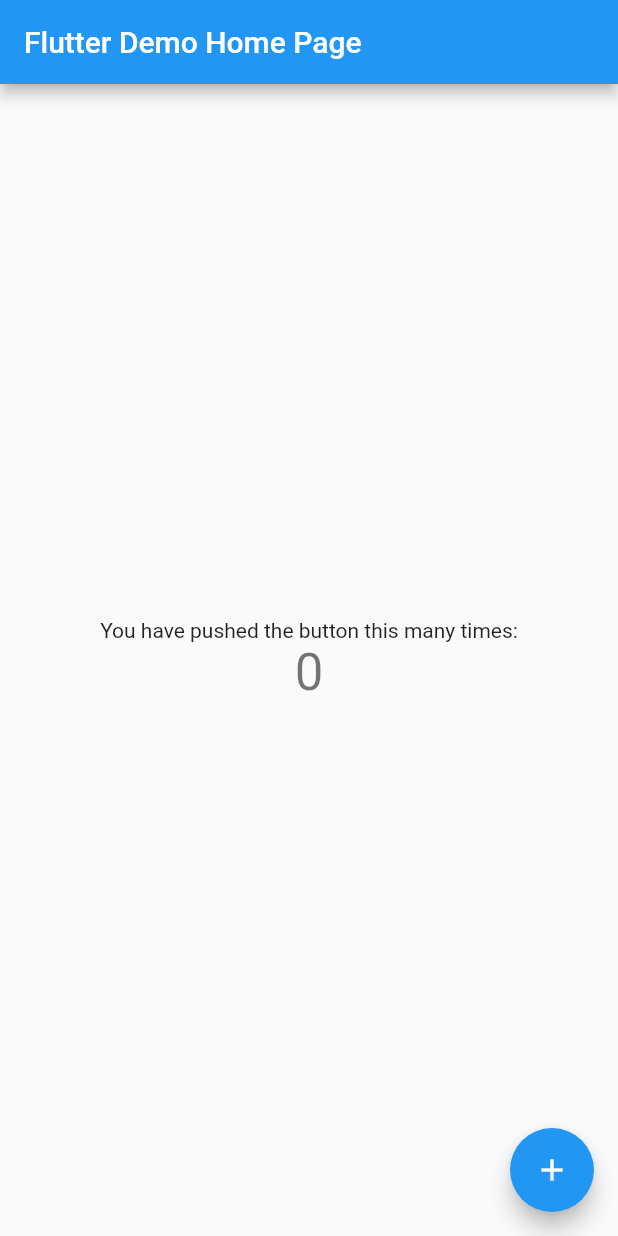
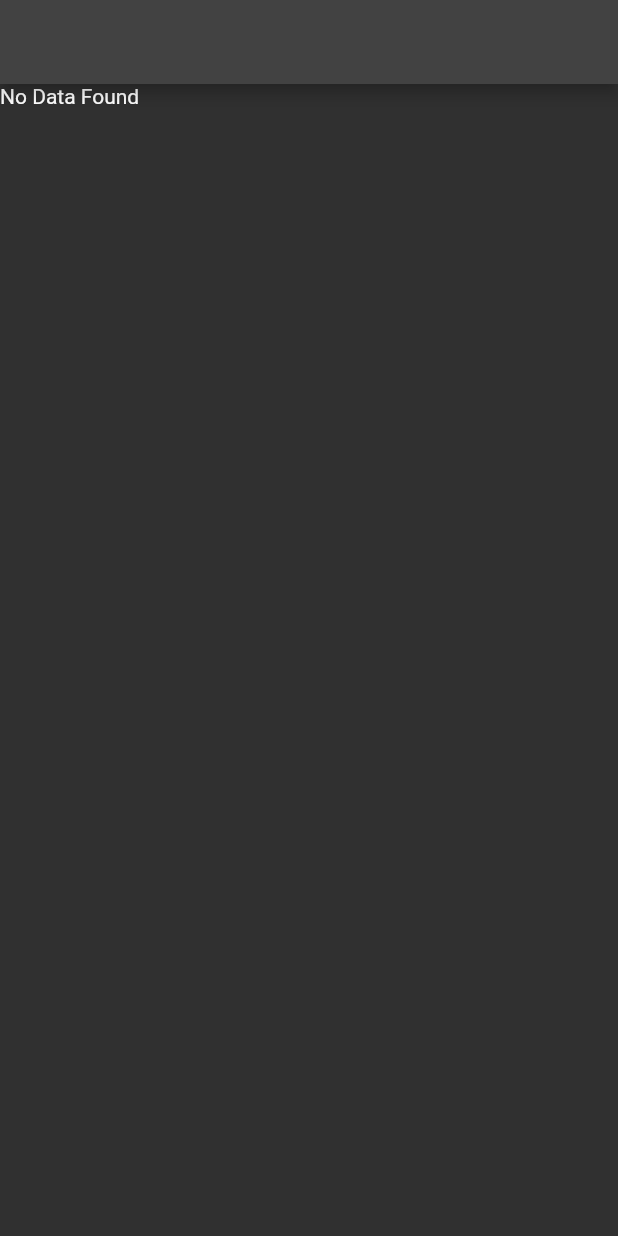
Before and after one commit to SMCCZ/i_health, a Flutter app: the screen it shows after launch, on a phone screen of 412 x 824 dp. Run offline on Flutter 3.47's test engine with Material 2 defaults, Android fonts, the phone set to English and light mode, and no system bars; our stand-ins replace firebase_core; missing offline and left inert: vital_core, vital_health; accounts and stored records are empty.

```diff
--- /dev/null
+++ b/lib/config.dart
@@ -0,0 +1 @@
+var tryVitalapiKey = "sk_us_n3vnqvUapcQ75NK86Ejn9QspN0LNcMGBsvtjywjmy6I";
--- /dev/null
+++ b/lib/initlizer.dart
@@ -0,0 +1,13 @@
+import 'package:firebase_core/firebase_core.dart';
+import 'package:flutter/material.dart';
+
+import 'firebase_options.dart';
+
+class Initilizer {
+  static Future initFirebase() async {
+    WidgetsFlutterBinding.ensureInitialized();
+    await Firebase.initializeApp(
+      options: DefaultFirebaseOptions.currentPlatform,
+    );
+  }
+}
--- a/lib/main.dart
+++ b/lib/main.dart
@@ -1,118 +1,20 @@
 import 'package:flutter/material.dart';
+import 'package:i_health/initlizer.dart';
+import 'package:i_health/views/home_screen.dart';
 
-void main() {
+void main() async {
+  await Initilizer.initFirebase();
   runApp(const MyApp());
 }
 
 class MyApp extends StatelessWidget {
   const MyApp({super.key});
-
-  // This widget is the root of your application.
   @override
   Widget build(BuildContext context) {
     return MaterialApp(
-      title: 'Flutter Demo',
-      theme: ThemeData(
-        // This is the theme of your application.
-        //
-        // Try running your application with "flutter run". You'll see the
-        // application has a blue toolbar. Then, without quitting the app, try
-        // changing the primarySwatch below to Colors.green and then invoke
-        // "hot reload" (press "r" in the console where you ran "flutter run",
-        // or simply save your changes to "hot reload" in a Flutter IDE).
-        // Notice that the counter didn't reset back to zero; the application
-        // is not restarted.
-        primarySwatch: Colors.blue,
-      ),
-      home: const MyHomePage(title: 'Flutter Demo Home Page'),
+      title: 'iHealth',
+      theme: ThemeData.dark(),
+      home: const HomeScreen(),
     );
   }
 }
-
-class MyHomePage extends StatefulWidget {
-  const MyHomePage({
-    super.key,
-    required this.title,
-  });
-
-  // This widget is the home page of your application. It is stateful, meaning
-  // that it has a State object (defined below) that contains fields that affect
-  // how it looks.
-
-  // This class is the configuration for the state. It holds the values (in this
-  // case the title) provided by the parent (in this case the App widget) and
-  // used by the build method of the State. Fields in a Widget subclass are
-  // always marked "final".
-
-  final String title;
-
-  @override
-  State<MyHomePage> createState() => _MyHomePageState();
-}
-
-class _MyHomePageState extends State<MyHomePage> {
-  int _counter = 0;
-
-  void _incrementCounter() {
-    setState(() {
-      // This call to setState tells the Flutter framework that something has
-      // changed in this State, which causes it to rerun the build method below
-      // so that the display can reflect the updated values. If we changed
-      // _counter without calling setState(), then the build method would not be
-      // called again, and so nothing would appear to happen.
-      _counter++;
-    });
-  }
-
-  @override
-  Widget build(BuildContext context) {
-    // This method is rerun every time setState is called, for instance as done
-    // by the _incrementCounter method above.
-    //
-    // The Flutter framework has been optimized to make rerunning build methods
-    // fast, so that you can just rebuild anything that needs updating rather
-    // than having to individually change instances of widgets.
-    return Scaffold(
-      appBar: AppBar(
-        // Here we take the value from the MyHomePage object that was created by
-        // the App.build method, and use it to set our appbar title.
-        title: Text(widget.title),
-      ),
-      body: Center(
-        // Center is a layout widget. It takes a single child and positions it
-        // in the middle of the parent.
-        child: Column(
-          // Column is also a layout widget. It takes a list of children and
-          // arranges them vertically. By default, it sizes itself to fit its
-          // children horizontally, and tries to be as tall as its parent.
-          //
-          // Invoke "debug painting" (press "p" in the console, choose the
-          // "Toggle Debug Paint" action from the Flutter Inspector in Android
-          // Studio, or the "Toggle Debug Paint" command in Visual Studio Code)
-          // to see the wireframe for each widget.
-          //
-          // Column has various properties to control how it sizes itself and
-          // how it positions its children. Here we use mainAxisAlignment to
-          // center the children vertically; the main axis here is the vertical
-          // axis because Columns are vertical (the cross axis would be
-          // horizontal).
-          mainAxisAlignment: MainAxisAlignment.center,
-          children: <Widget>[
-            const Text(
-              'You have pushed the button this many times:',
-            ),
-            Text(
-              '$_counter',
-              style: Theme.of(context).textTheme.headlineMedium,
-            ),
-          ],
-        ),
-      ),
-      floatingActionButton: FloatingActionButton(
-        onPressed: _incrementCounter,
-        tooltip: 'Increment',
-        child: const Icon(Icons.add),
-      ), // This trailing comma makes auto-formatting nicer for build methods.
-    );
-  }
-}
--- /dev/null
+++ b/lib/services/tryvital_service.dart
@@ -0,0 +1,35 @@
+import 'package:i_health/config.dart';
+import 'package:vital_core/vital_core.dart';
+import 'package:vital_health/vital_health.dart';
+
+class TryVital {
+  final client = VitalClient();
+
+  final tryVitalHealthService = HealthServices(
+    apiKey: tryVitalapiKey,
+    region: Region.us,
+    environment: Environment.sandbox,
+  );
+
+  Future initTryVital() async {
+    // final tryVitalHealthService = HealthServices(
+    //   apiKey: tryVitalapiKey,
+    //   region: Region.us,
+    //   environment: Environment.sandbox,
+    // );
+
+    await tryVitalHealthService.configureClient();
+
+    await tryVitalHealthService.configureHealth(
+      config: const HealthConfig(
+        iosConfig: IosHealthConfig(
+          backgroundDeliveryEnabled: true,
+        ),
+      ),
+    );
+   var response=await client.userService.createUser("000-0000-4567-2344-777");
+    tryVitalHealthService.setUserId(response.bodyString);
+    //ask for permissions
+    tryVitalHealthService.syncData();
+  }
+}
--- /dev/null
+++ b/lib/views/home_screen.dart
@@ -0,0 +1,43 @@
+import 'package:flutter/material.dart';
+import 'package:vital_health/vital_health.dart';
+
+import '../services/tryvital_service.dart';
+
+class HomeScreen extends StatefulWidget {
+  const HomeScreen({super.key});
+
+  @override
+  State<HomeScreen> createState() => _HomeScreenState();
+}
+
+class _HomeScreenState extends State<HomeScreen> {
+  @override
+  void initState() {
+    TryVital().initTryVital();
+    super.initState();
+  }
+
+  @override
+  Widget build(BuildContext context) {
+    return Scaffold(
+      appBar: AppBar(),
+      body: ListView(
+        children: [
+          StreamBuilder<SyncStatus>(
+            stream: TryVital().tryVitalHealthService.status,
+            builder: (context, snapshot) {
+              if (snapshot.hasError) {
+                return const Text("Error Syncing Data");
+              }
+              if (snapshot.hasData) {
+                return Container();
+              } else {
+                return const Text("No Data Found");
+              }
+            },
+          )
+        ],
+      ),
+    );
+  }
+}
```
Also changed, not shown: 1 other file.
